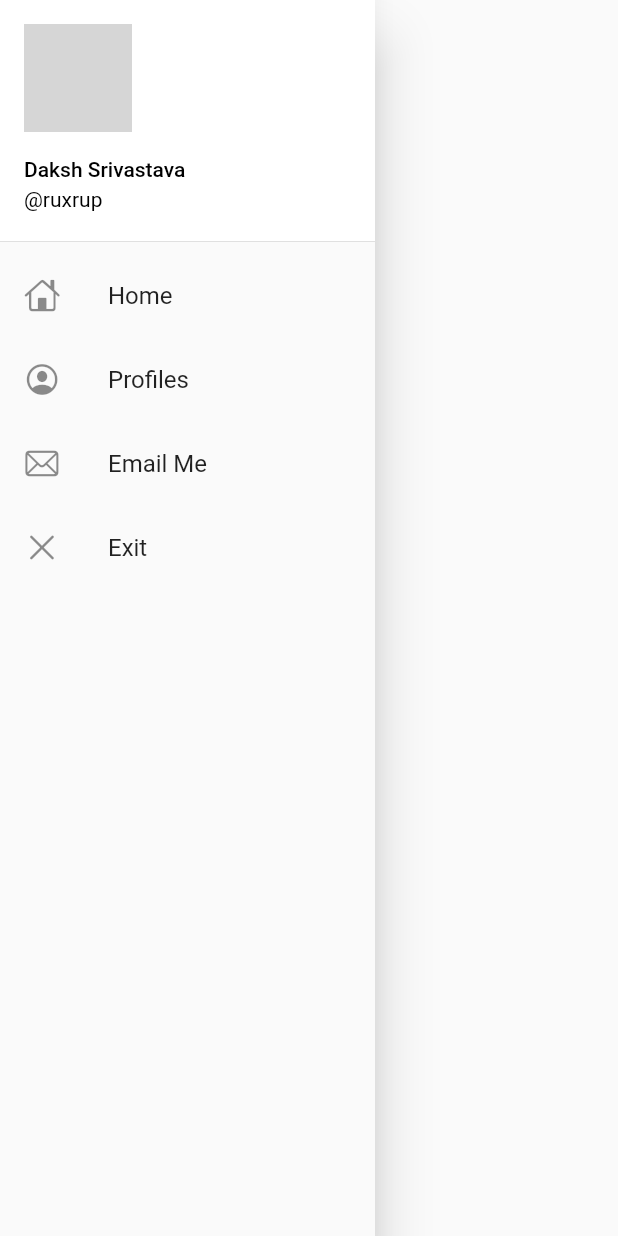
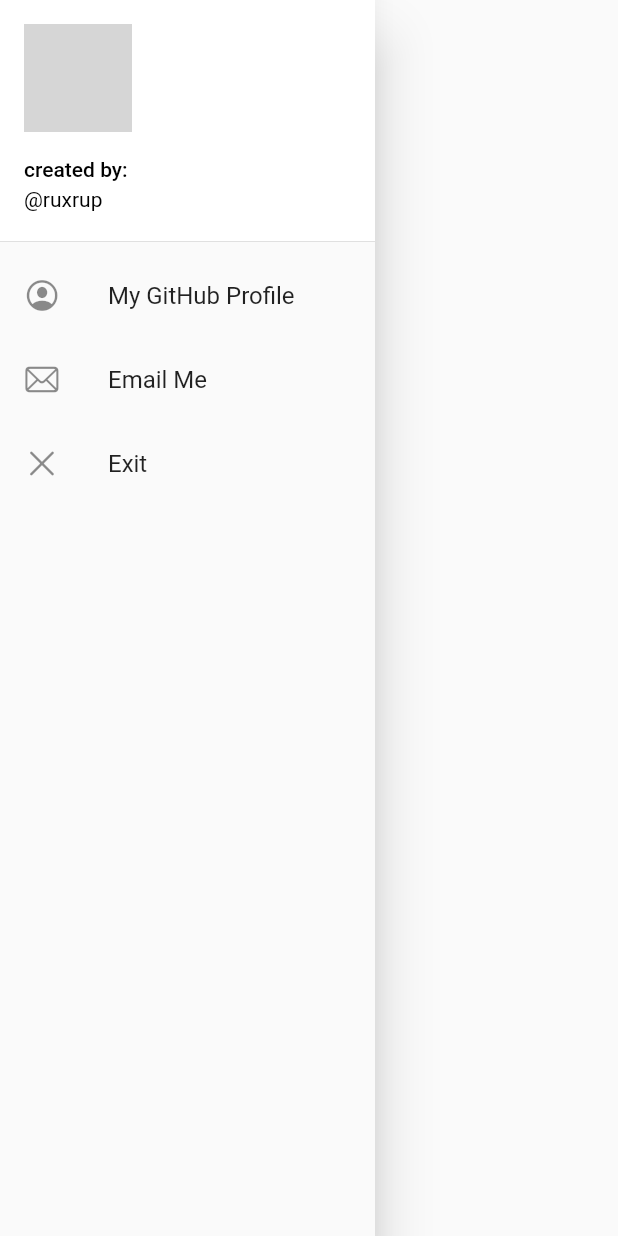
Before and after one commit to ruxrup/learningFlutter, a Flutter app: what myDrawer() shows on an empty page, opened directly, on a phone screen of 412 x 824 dp. Run offline on Flutter 3.47's test engine with Material 2 defaults, Android fonts, the phone set to English and light mode, and no system bars; network calls fail; grey boxes are pictures that could not be loaded.

Commit message:
drawer updated

```diff
--- a/flutter_application_1/lib/widgets/drawer.dart
+++ b/flutter_application_1/lib/widgets/drawer.dart
@@ -1,8 +1,11 @@
+import 'dart:io';
+
 import 'package:flutter/cupertino.dart';
 import 'package:flutter/material.dart';
 import 'package:flutter/src/widgets/container.dart';
 import 'package:flutter/src/widgets/framework.dart';
 import 'package:flutter_application_1/Screens/Home.dart';
+import 'package:url_launcher/url_launcher.dart';
 
 class myDrawer extends StatelessWidget {
   @override
@@ -21,7 +24,7 @@ class myDrawer extends StatelessWidget {
                   bottom: 0.0,
                 ),
                 accountName: Text(
-                  "Daksh Srivastava",
+                  "created by:",
                   style: TextStyle(color: Colors.black),
                 ),
                 accountEmail: Text(
@@ -30,27 +33,27 @@ class myDrawer extends StatelessWidget {
                 ),
                 currentAccountPicture: CircleAvatar(
                   backgroundImage: NetworkImage(
-                      "https://avatars.githubusercontent.com/u/91255109?v=4"),
+                      "https://c.tenor.com/HEXI2HyZWWcAAAAM/tom-and-jerry-akatsuki.gif"),
                 ),
               ),
             ),
             Column(
               children: [
                 ListTile(
-                  leading: Icon(CupertinoIcons.home),
-                  title: Text("Home"),
-                ),
-                ListTile(
                   leading: Icon(CupertinoIcons.profile_circled),
-                  title: Text("Profiles"),
+                  title: Text("My GitHub Profile"),
+                  onTap: () => _launchURL("https://github.com/ruxrup"),
                 ),
                 ListTile(
                   leading: Icon(CupertinoIcons.mail),
                   title: Text("Email Me"),
+                  onTap: () => _launchURL(
+                      "https://mail.google.com/mail/u/?authuser=dakshsrivastava2@gmail.com"),
                 ),
                 ListTile(
                   leading: Icon(CupertinoIcons.clear),
                   title: Text("Exit"),
+                  onTap: () => exit(0),
                 ),
               ],
             )
@@ -60,3 +63,14 @@ class myDrawer extends StatelessWidget {
     );
   }
 }
+
+void fun(String site) => _launchURL(site);
+
+Future _launchURL(String website) async {
+  String url = website;
+  if (await canLaunch(url)) {
+    await launch(url);
+  } else {
+    throw 'Could not launch $url';
+  }
+}
```
